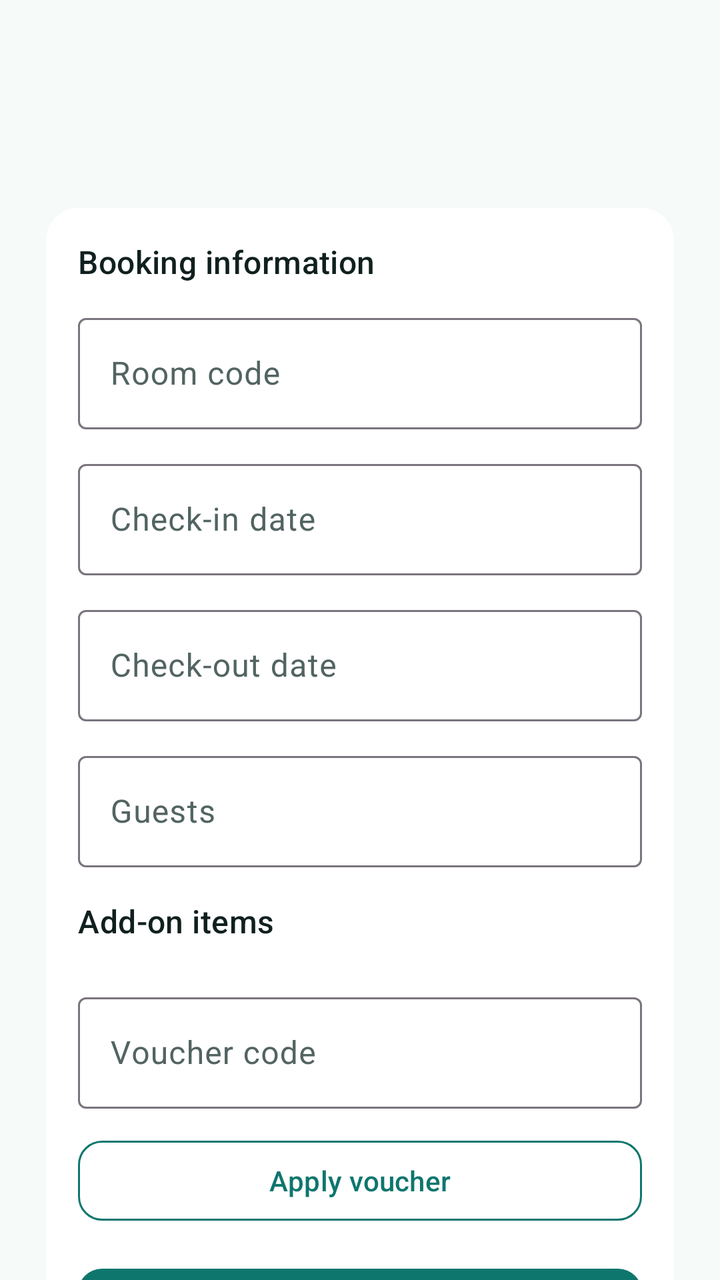
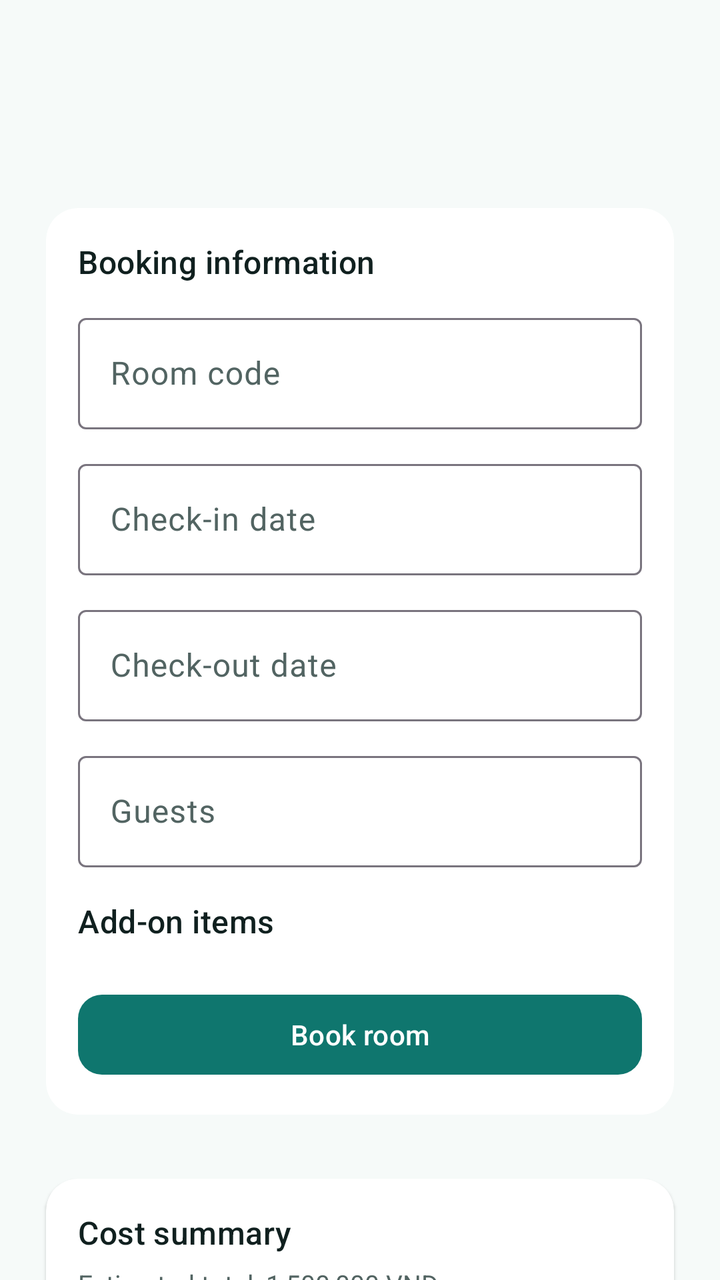

Before-and-after screenshots of an Android layout around one commit, followed by the original layout XML and the change that was made.
<!-- AndroidManifest.xml: application theme Theme.Hotelapp_test2 -->
<!-- res/layout/activity_booking.xml -->
<?xml version="1.0" encoding="utf-8"?>
<LinearLayout xmlns:android="http://schemas.android.com/apk/res/android"
    xmlns:app="http://schemas.android.com/apk/res-auto"
    android:layout_width="match_parent"
    android:layout_height="match_parent"
    android:background="@color/surface_base"
    android:orientation="vertical">

    <com.google.android.material.appbar.MaterialToolbar
        android:id="@+id/toolbar"
        android:layout_width="match_parent"
        android:layout_height="wrap_content"
        android:layout_marginStart="@dimen/space_m"
        android:layout_marginTop="@dimen/space_m"
        android:layout_marginEnd="@dimen/space_m" />

    <androidx.core.widget.NestedScrollView
        android:layout_width="match_parent"
        android:layout_height="0dp"
        android:layout_weight="1"
        android:fillViewport="true">

        <LinearLayout
            android:layout_width="match_parent"
            android:layout_height="wrap_content"
            android:orientation="vertical"
            android:padding="@dimen/space_m">

            <com.google.android.material.card.MaterialCardView
                style="@style/Widget.Hotel.Card"
                android:layout_width="match_parent"
                android:layout_height="wrap_content">

                <LinearLayout
                    android:layout_width="match_parent"
                    android:layout_height="wrap_content"
                    android:orientation="vertical"
                    android:padding="@dimen/space_m">

                    <TextView
                        android:layout_width="wrap_content"
                        android:layout_height="wrap_content"
                        style="@style/TextAppearance.Hotel.SectionTitle"
                        android:text="@string/booking_title" />

                    <com.google.android.material.textfield.TextInputLayout
                        android:id="@+id/bookingRoomCodeLayout"
                        style="@style/Widget.Material3.TextInputLayout.OutlinedBox"
                        android:layout_width="match_parent"
                        android:layout_height="wrap_content"
                        android:layout_marginTop="@dimen/space_s"
                        android:hint="@string/booking_room_code_hint">

                        <com.google.android.material.textfield.TextInputEditText
                            android:id="@+id/bookingRoomCode"
                            android:layout_width="match_parent"
                            android:layout_height="wrap_content" />
                    </com.google.android.material.textfield.TextInputLayout>

                    <com.google.android.material.textfield.TextInputLayout
                        android:id="@+id/bookingCheckInLayout"
                        style="@style/Widget.Material3.TextInputLayout.OutlinedBox"
                        android:layout_width="match_parent"
                        android:layout_height="wrap_content"
                        android:layout_marginTop="@dimen/space_s"
                        android:hint="@string/booking_checkin_hint">

                        <com.google.android.material.textfield.TextInputEditText
                            android:id="@+id/bookingCheckIn"
                            android:layout_width="match_parent"
                            android:layout_height="wrap_content" />
                    </com.google.android.material.textfield.TextInputLayout>

                    <com.google.android.material.textfield.TextInputLayout
                        android:id="@+id/bookingCheckOutLayout"
                        style="@style/Widget.Material3.TextInputLayout.OutlinedBox"
                        android:layout_width="match_parent"
                        android:layout_height="wrap_content"
                        android:layout_marginTop="@dimen/space_s"
                        android:hint="@string/booking_checkout_hint">

                        <com.google.android.material.textfield.TextInputEditText
                            android:id="@+id/bookingCheckOut"
                            android:layout_width="match_parent"
                            android:layout_height="wrap_content" />
                    </com.google.android.material.textfield.TextInputLayout>

                    <com.google.android.material.textfield.TextInputLayout
                        android:id="@+id/bookingGuestsLayout"
                        style="@style/Widget.Material3.TextInputLayout.OutlinedBox"
                        android:layout_width="match_parent"
                        android:layout_height="wrap_content"
                        android:layout_marginTop="@dimen/space_s"
                        android:hint="@string/booking_guests_hint">

                        <com.google.android.material.textfield.TextInputEditText
                            android:id="@+id/bookingGuests"
                            android:layout_width="match_parent"
                            android:layout_height="wrap_content"
                            android:inputType="number" />
                    </com.google.android.material.textfield.TextInputLayout>

                    <TextView
                        style="@style/TextAppearance.Hotel.SectionTitle"
                        android:layout_width="wrap_content"
                        android:layout_height="wrap_content"
                        android:layout_marginTop="@dimen/space_m"
                        android:text="@string/addon_client_title" />

                    <LinearLayout
                        android:id="@+id/bookingAddOnContainer"
                        android:layout_width="match_parent"
                        android:layout_height="wrap_content"
                        android:layout_marginTop="@dimen/space_xs"
                        android:orientation="vertical" />

                    <com.google.android.material.textfield.TextInputLayout
                        android:id="@+id/bookingVoucherCodeLayout"
                        style="@style/Widget.Material3.TextInputLayout.OutlinedBox"
                        android:layout_width="match_parent"
                        android:layout_height="wrap_content"
                        android:layout_marginTop="@dimen/space_m"
                        android:hint="@string/voucher_code_hint">

                        <com.google.android.material.textfield.TextInputEditText
                            android:id="@+id/bookingVoucherCode"
                            android:layout_width="match_parent"
                            android:layout_height="wrap_content" />
                    </com.google.android.material.textfield.TextInputLayout>

                    <com.google.android.material.button.MaterialButton
                        android:id="@+id/bookingVoucherApplyButton"
                        style="@style/Widget.Hotel.Button.Outlined"
                        android:layout_width="match_parent"
                        android:layout_height="wrap_content"
                        android:layout_marginTop="@dimen/space_s"
                        android:text="@string/voucher_apply_button" />

                    <com.google.android.material.button.MaterialButton
                        android:id="@+id/bookingSubmitButton"
                        android:layout_width="match_parent"
                        android:layout_height="wrap_content"
                        android:layout_marginTop="@dimen/space_m"
                        android:text="@string/booking_submit" />
                </LinearLayout>
            </com.google.android.material.card.MaterialCardView>

            <com.google.android.material.card.MaterialCardView
                style="@style/Widget.Hotel.Card"
                android:layout_width="match_parent"
                android:layout_height="wrap_content"
                android:layout_marginTop="@dimen/space_m">

                <LinearLayout
                    android:layout_width="match_parent"
                    android:layout_height="wrap_content"
                    android:orientation="vertical"
                    android:padding="@dimen/space_m">

                    <TextView
                        android:id="@+id/bookingSummaryTitle"
                        android:layout_width="wrap_content"
                        android:layout_height="wrap_content"
                        style="@style/TextAppearance.Hotel.SectionTitle"
                        android:text="@string/booking_summary_title" />

                    <TextView
                        android:id="@+id/bookingSummaryText"
                        android:layout_width="wrap_content"
                        android:layout_height="wrap_content"
                        android:layout_marginTop="@dimen/space_xs"
                        android:text="@string/booking_summary_placeholder"
                        android:textColor="@color/text_secondary"
                        android:textSize="13sp" />
                </LinearLayout>
            </com.google.android.material.card.MaterialCardView>
        </LinearLayout>
    </androidx.core.widget.NestedScrollView>
</LinearLayout>
<!-- resources referenced by this layout -->
<resources>
  <color name="surface_base">#F6FAF9</color>
  <color name="text_secondary">#526462</color>
  <dimen name="space_m">16dp</dimen>
  <dimen name="space_s">12dp</dimen>
  <dimen name="space_xs">6dp</dimen>
  <string name="addon_client_title">Add-on items</string>
  <string name="booking_checkin_hint">Check-in date</string>
  <string name="booking_checkout_hint">Check-out date</string>
  <string name="booking_guests_hint">Guests</string>
  <string name="booking_room_code_hint">Room code</string>
  <string name="booking_submit">Book room</string>
  <string name="booking_summary_placeholder">Estimated total: 1,500,000 VND</string>
  <string name="booking_summary_title">Cost summary</string>
  <string name="booking_title">Booking information</string>
  <string name="voucher_apply_button">Apply voucher</string>
  <string name="voucher_code_hint">Voucher code</string>
  <style name="TextAppearance.Hotel.SectionTitle" parent="TextAppearance.Material3.TitleMedium">
          <item name="android:textColor">?attr/colorOnSurface</item>
          <item name="fontFamily">sans-serif-medium</item>
          <item name="android:fontFamily">sans-serif-medium</item>
      </style>
  <style name="Widget.Hotel.Button.Outlined" parent="Widget.Material3.Button.OutlinedButton">
          <item name="strokeColor">@color/brand_primary</item>
          <item name="android:textColor">@color/brand_primary</item>
          <item name="cornerRadius">@dimen/radius_s</item>
          <item name="android:minHeight">@dimen/button_min_height</item>
          <item name="fontFamily">sans-serif-medium</item>
      </style>
  <style name="Widget.Hotel.Card" parent="Widget.Material3.CardView.Elevated">
          <item name="cardCornerRadius">@dimen/radius_m</item>
          <item name="cardUseCompatPadding">true</item>
          <item name="cardBackgroundColor">@color/surface_card</item>
      </style>
  <style name="Theme.Hotelapp_test2" parent="Base.Theme.Hotelapp_test2" />
  <color name="brand_primary">#0F766E</color>
  <dimen name="radius_s">12dp</dimen>
  <dimen name="button_min_height">48dp</dimen>
  <dimen name="radius_m">16dp</dimen>
  <color name="surface_card">#FFFFFFFF</color>
  <color name="white">#FFFFFFFF</color>
  <color name="brand_secondary">#2563EB</color>
  <color name="accent_gold">#F59E0B</color>
  <color name="text_primary">#10201F</color>
  <style name="Widget.Hotel.Toolbar" parent="Widget.Material3.Toolbar">
          <item name="titleTextColor">?attr/colorOnSurface</item>
          <item name="subtitleTextColor">?attr/colorOnSurfaceVariant</item>
          <item name="titleTextAppearance">@style/TextAppearance.Hotel.ToolbarTitle</item>
          <item name="subtitleTextAppearance">@style/TextAppearance.Hotel.BodySmall</item>
      </style>
  <style name="Widget.Hotel.Button.Primary" parent="Widget.Material3.Button">
          <item name="backgroundTint">@color/brand_primary</item>
          <item name="android:textColor">@color/white</item>
          <item name="cornerRadius">@dimen/radius_s</item>
          <item name="android:minHeight">@dimen/button_min_height</item>
          <item name="fontFamily">sans-serif-medium</item>
      </style>
  <style name="TextAppearance.Hotel.ToolbarTitle" parent="TextAppearance.Material3.TitleLarge">
          <item name="fontFamily">sans-serif-medium</item>
          <item name="android:fontFamily">sans-serif-medium</item>
          <item name="android:textColor">?attr/colorOnSurface</item>
      </style>
  <style name="TextAppearance.Hotel.BodySmall" parent="TextAppearance.Material3.BodySmall">
          <item name="fontFamily">sans-serif</item>
          <item name="android:fontFamily">sans-serif</item>
          <item name="android:textColor">?attr/colorOnSurfaceVariant</item>
      </style>
  <!-- unchanged entries left out for length: 1 -->
</resources>

<!-- the commit's change to res/layout/activity_booking.xml (unified diff, before → after) -->
@@ -114,28 +114,6 @@
                         android:layout_marginTop="@dimen/space_xs"
                         android:orientation="vertical" />
 
-                    <com.google.android.material.textfield.TextInputLayout
-                        android:id="@+id/bookingVoucherCodeLayout"
-                        style="@style/Widget.Material3.TextInputLayout.OutlinedBox"
-                        android:layout_width="match_parent"
-                        android:layout_height="wrap_content"
-                        android:layout_marginTop="@dimen/space_m"
-                        android:hint="@string/voucher_code_hint">
-
-                        <com.google.android.material.textfield.TextInputEditText
-                            android:id="@+id/bookingVoucherCode"
-                            android:layout_width="match_parent"
-                            android:layout_height="wrap_content" />
-                    </com.google.android.material.textfield.TextInputLayout>
-
-                    <com.google.android.material.button.MaterialButton
-                        android:id="@+id/bookingVoucherApplyButton"
-                        style="@style/Widget.Hotel.Button.Outlined"
-                        android:layout_width="match_parent"
-                        android:layout_height="wrap_content"
-                        android:layout_marginTop="@dimen/space_s"
-                        android:text="@string/voucher_apply_button" />
-
                     <com.google.android.material.button.MaterialButton
                         android:id="@+id/bookingSubmitButton"
                         android:layout_width="match_parent"
<!-- resource entries referenced after the edit -->
@@ -14,19 +14,10 @@
   <string name="booking_summary_placeholder">Estimated total: 1,500,000 VND</string>
   <string name="booking_summary_title">Cost summary</string>
   <string name="booking_title">Booking information</string>
-  <string name="voucher_apply_button">Apply voucher</string>
-  <string name="voucher_code_hint">Voucher code</string>
   <style name="TextAppearance.Hotel.SectionTitle" parent="TextAppearance.Material3.TitleMedium">
           <item name="android:textColor">?attr/colorOnSurface</item>
           <item name="fontFamily">sans-serif-medium</item>
           <item name="android:fontFamily">sans-serif-medium</item>
-      </style>
-  <style name="Widget.Hotel.Button.Outlined" parent="Widget.Material3.Button.OutlinedButton">
-          <item name="strokeColor">@color/brand_primary</item>
-          <item name="android:textColor">@color/brand_primary</item>
-          <item name="cornerRadius">@dimen/radius_s</item>
-          <item name="android:minHeight">@dimen/button_min_height</item>
-          <item name="fontFamily">sans-serif-medium</item>
       </style>
   <style name="Widget.Hotel.Card" parent="Widget.Material3.CardView.Elevated">
           <item name="cardCornerRadius">@dimen/radius_m</item>
